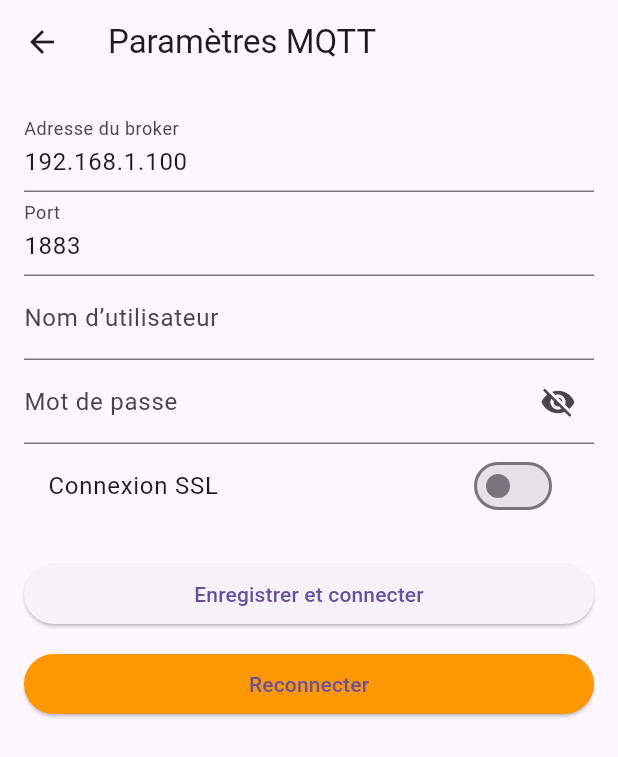
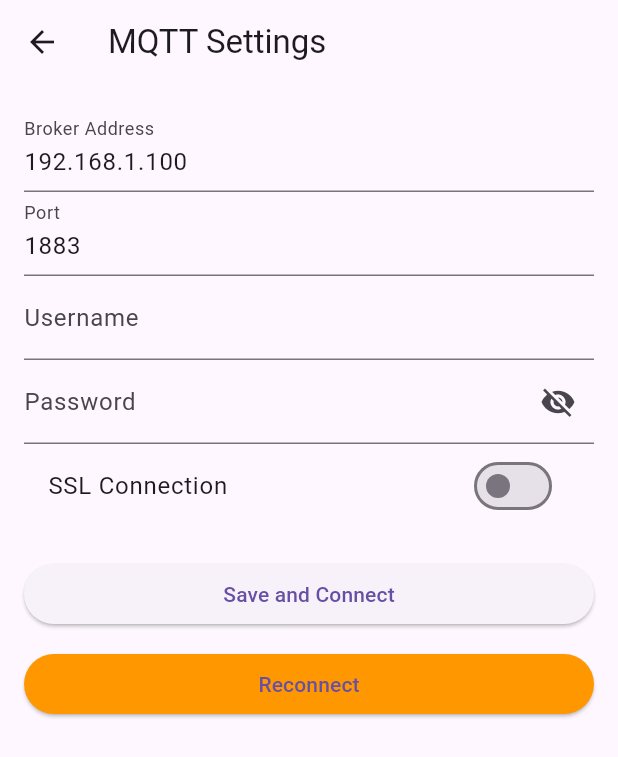
Before and after one commit to haade-administrator/haade_panel_s504, a Flutter app: the SettingsPage screen opened directly, on a phone screen of 412 x 824 dp. Shown: the top 757 px of the screen. Run offline on Flutter 3.47's test engine with Material 3 defaults, Android fonts, the phone set to English and light mode, and no system bars; our stand-ins replace flutter_colorpicker, shared_preferences; missing offline and left inert: mqtt_client; accounts and stored records are empty.

Commit message:
add translation

```diff
--- a/lib/pages/mqtt_settings_page.dart
+++ b/lib/pages/mqtt_settings_page.dart
@@ -1,7 +1,8 @@
 import 'package:flutter/material.dart';
 import 'package:shared_preferences/shared_preferences.dart';
 import 'package:mqtt_hatab/services/mqtt_service.dart';
-import 'package:mqtt_hatab/main.dart' show reinitializeServices; // 👈 Import ici
+import 'package:mqtt_hatab/main.dart' show reinitializeServices;
+import '../l10n/app_localizations.dart';
 
 class SettingsPage extends StatefulWidget {
   const SettingsPage({super.key});
@@ -45,7 +46,7 @@ class _SettingsPageState extends State<SettingsPage> {
     await prefs.setBool('mqtt_ssl', _useSSL);
 
     ScaffoldMessenger.of(context).showSnackBar(
-      const SnackBar(content: Text('Paramètres enregistrés')),
+      SnackBar(content: Text(AppLocalizations.of(context)!.settingsSaved)),
     );
   }
 
@@ -57,14 +58,14 @@ class _SettingsPageState extends State<SettingsPage> {
         username: _usernameController.text,
         password: _passwordController.text,
         useSSL: _useSSL,
-        onConnectedCallback: reinitializeServices, // 👈 Reinit services après connexion
+        onConnectedCallback: reinitializeServices,
       );
       ScaffoldMessenger.of(context).showSnackBar(
-        const SnackBar(content: Text('Connecté au broker MQTT')),
+        SnackBar(content: Text(AppLocalizations.of(context)!.mqttConnected)),
       );
     } catch (e) {
       ScaffoldMessenger.of(context).showSnackBar(
-        SnackBar(content: Text('Erreur de connexion MQTT: $e')),
+        SnackBar(content: Text('${AppLocalizations.of(context)!.mqttConnectionError}: $e')),
       );
     }
   }
@@ -80,8 +81,10 @@ class _SettingsPageState extends State<SettingsPage> {
 
   @override
   Widget build(BuildContext context) {
+    final loc = AppLocalizations.of(context)!;
+
     return Scaffold(
-      appBar: AppBar(title: const Text('Paramètres MQTT')),
+      appBar: AppBar(title: Text(loc.mqttSettings)),
       body: Padding(
         padding: const EdgeInsets.all(16.0),
         child: Form(
@@ -90,21 +93,21 @@ class _SettingsPageState extends State<SettingsPage> {
             children: [
               TextFormField(
                 controller: _brokerController,
-                decoration: const InputDecoration(labelText: 'Adresse du broker'),
+                decoration: InputDecoration(labelText: loc.brokerAddress),
               ),
               TextFormField(
                 controller: _portController,
-                decoration: const InputDecoration(labelText: 'Port'),
+                decoration: InputDecoration(labelText: loc.port),
                 keyboardType: TextInputType.number,
               ),
               TextFormField(
                 controller: _usernameController,
-                decoration: const InputDecoration(labelText: 'Nom d’utilisateur'),
+                decoration: InputDecoration(labelText: loc.username),
               ),
               TextFormField(
                 controller: _passwordController,
                 decoration: InputDecoration(
-                  labelText: 'Mot de passe',
+                  labelText: loc.password,
                   suffixIcon: IconButton(
                     icon: Icon(
                       _passwordVisible ? Icons.visibility : Icons.visibility_off,
@@ -115,14 +118,14 @@ class _SettingsPageState extends State<SettingsPage> {
                 obscureText: !_passwordVisible,
               ),
               SwitchListTile(
-                title: const Text('Connexion SSL'),
+                title: Text(loc.sslConnection),
                 value: _useSSL,
                 onChanged: (value) => setState(() => _useSSL = value),
               ),
               const SizedBox(height: 20),
               ElevatedButton(
                 onPressed: _saveAndConnect,
-                child: const Text('Enregistrer et connecter'),
+                child: Text(loc.saveAndConnect),
               ),
               const SizedBox(height: 12),
               ElevatedButton(
@@ -130,7 +133,7 @@ class _SettingsPageState extends State<SettingsPage> {
                 style: ElevatedButton.styleFrom(
                   backgroundColor: Colors.orange,
                 ),
-                child: const Text('Reconnecter'),
+                child: Text(loc.reconnect),
               ),
             ],
           ),
```
Also changed, not shown: lib/pages/parameter_information.dart (+7 -4 lines), lib/pages/switch_relay_page.dart (+7 -5 lines).
